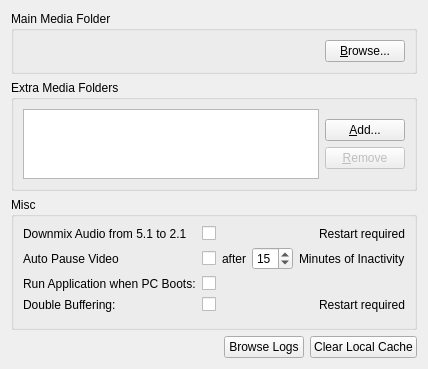
First picture: the form in client/src/ui/widgets/settings/general_preferences_widget.ui, repository networkoptix/nx_open, before the edit.
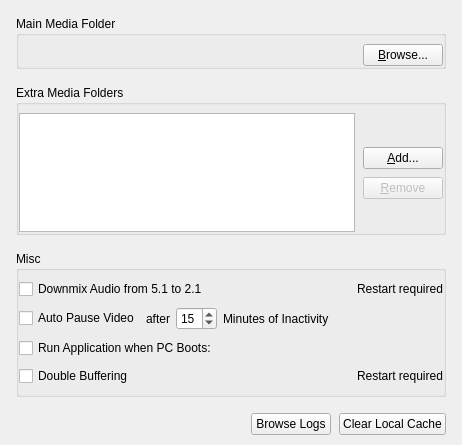
Second picture: the form after the edit. Custom widgets are drawn as their Qt base class.

```diff
--- a/client/src/ui/widgets/settings/general_preferences_widget.ui
+++ b/client/src/ui/widgets/settings/general_preferences_widget.ui
@@ -6,14 +6,29 @@
    <rect>
     <x>0</x>
     <y>0</y>
-    <width>427</width>
-    <height>360</height>
+    <width>462</width>
+    <height>445</height>
    </rect>
   </property>
   <property name="windowTitle">
    <string/>
   </property>
-  <layout class="QVBoxLayout" name="verticalLayout" stretch="0,1,0,0">
+  <layout class="QVBoxLayout" name="verticalLayout" stretch="0,1,0,0,0">
+   <property name="spacing">
+    <number>16</number>
+   </property>
+   <property name="leftMargin">
+    <number>16</number>
+   </property>
+   <property name="topMargin">
+    <number>16</number>
+   </property>
+   <property name="rightMargin">
+    <number>16</number>
+   </property>
+   <property name="bottomMargin">
+    <number>0</number>
+   </property>
    <item>
     <widget class="QGroupBox" name="mainMediaFolderGroupBox">
      <property name="sizePolicy">
@@ -25,7 +40,25 @@
      <property name="title">
       <string>Main Media Folder</string>
      </property>
+     <property name="flat">
+      <bool>true</bool>
+     </property>
      <layout class="QHBoxLayout" name="horizontalLayout_5">
+      <property name="spacing">
+       <number>8</number>
+      </property>
+      <property name="leftMargin">
+       <number>0</number>
+      </property>
+      <property name="topMargin">
+       <number>8</number>
+      </property>
+      <property name="rightMargin">
+       <number>0</number>
+      </property>
+      <property name="bottomMargin">
+       <number>0</number>
+      </property>
       <item>
        <widget class="QLabel" name="mainMediaFolderLabel">
         <property name="text">
@@ -54,14 +87,38 @@
      <property name="title">
       <string>Extra Media Folders</string>
      </property>
+     <property name="flat">
+      <bool>true</bool>
+     </property>
      <layout class="QVBoxLayout" name="verticalLayout_5">
+      <property name="spacing">
+       <number>8</number>
+      </property>
+      <property name="leftMargin">
+       <number>0</number>
+      </property>
+      <property name="topMargin">
+       <number>8</number>
+      </property>
+      <property name="rightMargin">
+       <number>0</number>
+      </property>
+      <property name="bottomMargin">
+       <number>0</number>
+      </property>
       <item>
        <layout class="QHBoxLayout" name="horizontalLayout_2">
+        <property name="spacing">
+         <number>8</number>
+        </property>
         <item>
          <widget class="QListWidget" name="extraMediaFoldersList"/>
         </item>
         <item>
          <layout class="QVBoxLayout" name="verticalLayout_3">
+          <property name="spacing">
+           <number>8</number>
+          </property>
           <item>
            <spacer name="verticalSpacer_3">
             <property name="orientation">
@@ -117,48 +174,51 @@
      <property name="title">
       <string>Misc</string>
      </property>
+     <property name="flat">
+      <bool>true</bool>
+     </property>
      <layout class="QGridLayout" name="gridLayout">
-      <item row="0" column="0">
-       <widget class="QLabel" name="label_4">
+      <property name="leftMargin">
+       <number>0</number>
+      </property>
+      <property name="topMargin">
+       <number>8</number>
+      </property>
+      <property name="rightMargin">
+       <number>0</number>
+      </property>
+      <property name="bottomMargin">
+       <number>0</number>
+      </property>
+      <property name="spacing">
+       <number>8</number>
+      </property>
+      <item row="0" column="1" alignment="Qt::AlignRight">
+       <widget class="QLabel" name="downmixWarningLabel">
         <property name="text">
-         <string>Downmix Audio from 5.1 to 2.1</string>
+         <string>Restart required</string>
         </property>
        </widget>
       </item>
-      <item row="0" column="1">
-       <layout class="QHBoxLayout" name="horizontalLayout_8" stretch="1,0">
-        <item>
-         <widget class="QCheckBox" name="downmixAudioCheckBox">
-          <property name="text">
-           <string/>
-          </property>
-         </widget>
-        </item>
-        <item>
-         <widget class="QLabel" name="downmixWarningLabel">
-          <property name="text">
-           <string>Restart required</string>
-          </property>
-         </widget>
-        </item>
-       </layout>
+      <item row="4" column="0">
+       <widget class="QCheckBox" name="doubleBufferCheckbox">
+        <property name="text">
+         <string>Double Buffering</string>
+        </property>
+       </widget>
       </item>
-      <item row="1" column="0">
-       <widget class="QLabel" name="pauseOnInactivityLabel">
+      <item row="3" column="0">
+       <widget class="QCheckBox" name="autoStartCheckBox">
         <property name="text">
-         <string>Auto Pause Video</string>
+         <string>Run Application when PC Boots:</string>
         </property>
        </widget>
       </item>
-      <item row="1" column="1">
+      <item row="2" column="0" colspan="2">
        <layout class="QHBoxLayout" name="pauseOnInactivityLayout">
-        <item>
-         <widget class="QCheckBox" name="pauseOnInactivityCheckBox">
-          <property name="text">
-           <string/>
-          </property>
-         </widget>
-        </item>
+        <property name="spacing">
+         <number>8</number>
+        </property>
         <item>
          <widget class="QWidget" name="idleTimeoutWidget" native="true">
           <layout class="QHBoxLayout" name="horizontalLayout_3">
@@ -174,6 +234,13 @@
            <property name="bottomMargin">
             <number>0</number>
            </property>
+           <item>
+            <widget class="QCheckBox" name="pauseOnInactivityCheckBox">
+             <property name="text">
+              <string>Auto Pause Video</string>
+             </property>
+            </widget>
+           </item>
            <item>
             <widget class="QLabel" name="idleTimeoutLabel1">
              <property name="text">
@@ -219,59 +286,21 @@
         </item>
        </layout>
       </item>
-      <item row="2" column="0">
-       <widget class="QLabel" name="autoStartLabel">
+      <item row="4" column="1" alignment="Qt::AlignRight">
+       <widget class="QLabel" name="doubleBufferRestartLabel">
         <property name="text">
-         <string>Run Application when PC Boots:</string>
+         <string>Restart required</string>
         </property>
        </widget>
       </item>
-      <item row="2" column="1">
-       <widget class="QCheckBox" name="autoStartCheckBox">
+      <item row="0" column="0">
+       <widget class="QCheckBox" name="downmixAudioCheckBox">
         <property name="text">
-         <string/>
+         <string>Downmix Audio from 5.1 to 2.1</string>
         </property>
        </widget>
       </item>
-      <item row="3" column="0">
-       <widget class="QLabel" name="doubleBufferLabel">
-        <property name="text">
-         <string>Double Buffering:</string>
-        </property>
-       </widget>
-      </item>
-      <item row="3" column="1">
-       <layout class="QHBoxLayout" name="horizontalLayout_10" stretch="1,0">
-        <item>
-         <widget class="QCheckBox" name="doubleBufferCheckbox">
-          <property name="text">
-           <string/>
-          </property>
-         </widget>
-        </item>
-        <item>
-         <widget class="QLabel" name="doubleBufferRestartLabel">
-          <property name="text">
-           <string>Restart required</string>
-          </property>
-         </widget>
-        </item>
-       </layout>
-      </item>
-      <item row="4" column="0">
-       <spacer name="verticalSpacer">
-        <property name="orientation">
-         <enum>Qt::Vertical</enum>
-        </property>
-        <property name="sizeHint" stdset="0">
-         <size>
-          <width>20</width>
-          <height>10</height>
-         </size>
-        </property>
-       </spacer>
-      </item>
-      <item row="4" column="1">
+      <item row="5" column="0" colspan="2">
        <widget class="QnWordWrappedLabel" name="doubleBufferWarningLabel" native="true"/>
       </item>
      </layout>
@@ -279,6 +308,9 @@
    </item>
    <item>
     <layout class="QHBoxLayout" name="horizontalLayout">
+     <property name="spacing">
+      <number>8</number>
+     </property>
      <item>
       <spacer name="horizontalSpacer_2">
        <property name="orientation">
@@ -308,6 +340,19 @@
      </item>
     </layout>
    </item>
+   <item>
+    <spacer name="verticalSpacer">
+     <property name="orientation">
+      <enum>Qt::Vertical</enum>
+     </property>
+     <property name="sizeHint" stdset="0">
+      <size>
+       <width>20</width>
+       <height>10</height>
+      </size>
+     </property>
+    </spacer>
+   </item>
   </layout>
  </widget>
  <customwidgets>
```
Left out of the diff: 4 changed lines with no effect on the pictures.
